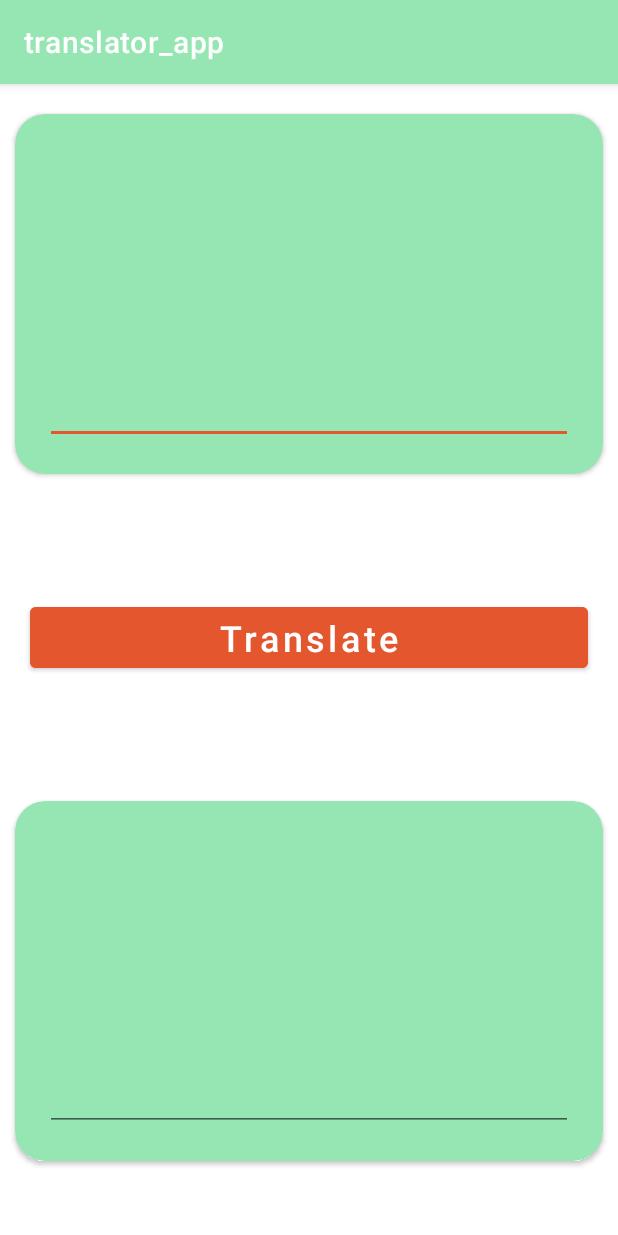
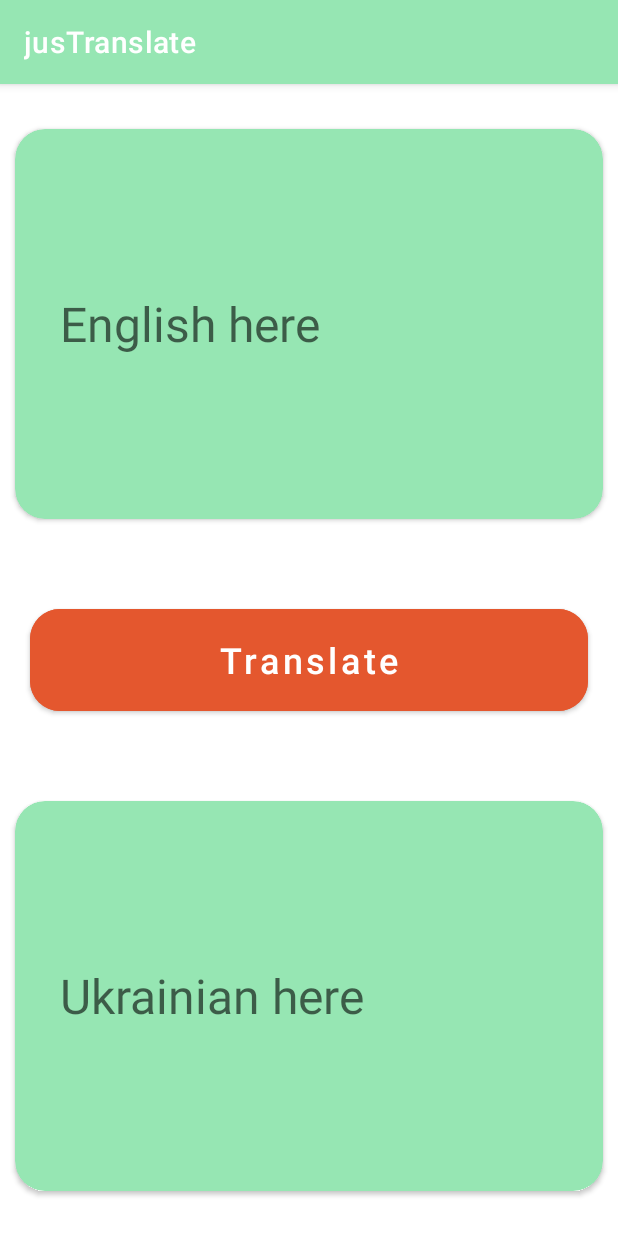
Before and after one commit to m-tkachenko/translator_app, an Android app: the screen it shows after launch (MainActivity before the commit, TranslateActivity after it), on a phone screen of 412 x 824 dp. Run offline under Robolectric (Android 15) with nearby library versions, the phone set to English and light mode, and no system bars.

Commit message:
Updated layout

```diff
--- a/app/build.gradle
+++ b/app/build.gradle
@@ -40,4 +40,8 @@ dependencies {
     testImplementation 'junit:junit:4.+'
     androidTestImplementation 'androidx.test.ext:junit:1.1.3'
     androidTestImplementation 'androidx.test.espresso:espresso-core:3.4.0'
+
+    def lifecycle_version = "2.4.0"
+    implementation("androidx.lifecycle:lifecycle-viewmodel-ktx:$lifecycle_version")
+    implementation("androidx.lifecycle:lifecycle-livedata-ktx:$lifecycle_version")
 }
--- a/app/src/main/AndroidManifest.xml
+++ b/app/src/main/AndroidManifest.xml
@@ -10,7 +10,7 @@
         android:supportsRtl="true"
         android:theme="@style/Theme.Translator_app">
         <activity
-            android:name=".MainActivity"
+            android:name=".ui.TranslateActivity"
             android:exported="true">
             <intent-filter>
                 <action android:name="android.intent.action.MAIN" />
--- a/app/src/main/java/com/example/translator_app/MainActivity.kt
+++ b/app/src/main/java/com/example/translator_app/ui/TranslateActivity.kt
@@ -1,11 +1,12 @@
-package com.example.translator_app
+package com.example.translator_app.ui
 
 import androidx.appcompat.app.AppCompatActivity
 import android.os.Bundle
+import com.example.translator_app.R
 
-class MainActivity : AppCompatActivity() {
+class TranslateActivity : AppCompatActivity() {
     override fun onCreate(savedInstanceState: Bundle?) {
         super.onCreate(savedInstanceState)
-        setContentView(R.layout.activity_main)
+        setContentView(R.layout.activity_translate)
     }
 }
--- a/app/src/main/res/layout/activity_main.xml
+++ b/app/src/main/res/layout/activity_translate.xml
@@ -5,18 +5,18 @@
     xmlns:tools="http://schemas.android.com/tools"
     android:layout_width="match_parent"
     android:layout_height="match_parent"
-    tools:context=".MainActivity">
+    tools:context=".ui.TranslateActivity">
 
     <androidx.cardview.widget.CardView
         android:id="@+id/cardview_for_upper_text"
         android:layout_width="match_parent"
         android:layout_height="wrap_content"
         android:layout_marginHorizontal="10dp"
-        android:layout_marginTop="20dp"
+        android:layout_marginTop="30dp"
         android:elevation="10dp"
         app:cardBackgroundColor="?attr/colorPrimary"
         app:cardCornerRadius="20dp"
-        app:contentPadding="20dp"
+        app:contentPadding="30dp"
         app:layout_constraintEnd_toEndOf="parent"
         app:layout_constraintStart_toStartOf="parent"
         app:layout_constraintTop_toTopOf="parent">
@@ -31,9 +31,12 @@
                 android:layout_width="match_parent"
                 android:layout_height="200dp"
                 android:autofillHints="English here"
-                tools:text="myGodislove"
-                android:textColor="@color/black"
+                android:hint="English here"
+                android:textCursorDrawable="@null"
+                tools:ignore="TextContrastCheck"
+                android:textColor="?attr/colorOnPrimary"
                 android:textSize="32sp"
+                android:background="?attr/colorPrimary"
                 app:layout_constraintBottom_toBottomOf="parent"
                 app:layout_constraintEnd_toEndOf="parent"
                 app:layout_constraintStart_toStartOf="parent"
@@ -42,31 +45,32 @@
         </androidx.constraintlayout.widget.ConstraintLayout>
     </androidx.cardview.widget.CardView>
 
-    <Button
+    <com.google.android.material.button.MaterialButton
         android:id="@+id/button_for_translation"
         android:layout_width="match_parent"
-        android:layout_height="wrap_content"
+        android:layout_height="80dp"
         android:layout_marginHorizontal="20dp"
-        android:layout_marginVertical="10dp"
+        android:text="@string/string_translate_button"
+        android:textColor="?attr/colorOnPrimary"
+        app:cornerRadius="20dp"
         android:backgroundTint="?attr/colorSecondary"
-        android:text="Translate"
         android:textAllCaps="false"
         android:textSize="24sp"
         app:layout_constraintBottom_toTopOf="@+id/cardview_for_lower_text"
         app:layout_constraintEnd_toEndOf="parent"
         app:layout_constraintStart_toStartOf="parent"
-        app:layout_constraintTop_toBottomOf="@+id/cardview_for_upper_text" />
+        app:layout_constraintTop_toBottomOf="@+id/cardview_for_upper_text"/>
 
     <androidx.cardview.widget.CardView
         android:id="@+id/cardview_for_lower_text"
         android:layout_width="match_parent"
         android:layout_height="wrap_content"
         android:layout_marginHorizontal="10dp"
-        android:layout_marginBottom="50dp"
+        android:layout_marginBottom="30dp"
         android:elevation="10dp"
         app:cardBackgroundColor="?attr/colorPrimary"
         app:cardCornerRadius="20dp"
-        app:contentPadding="20dp"
+        app:contentPadding="30dp"
         app:layout_constraintBottom_toBottomOf="parent"
         app:layout_constraintEnd_toEndOf="parent"
         app:layout_constraintStart_toStartOf="parent">
@@ -81,13 +85,16 @@
                 android:layout_width="match_parent"
                 android:layout_height="200dp"
                 android:autofillHints="English here"
-                android:textColor="@color/black"
                 android:textSize="32sp"
+                android:hint="Ukrainian here"
+                android:textCursorDrawable="@null"
+                tools:ignore="TextContrastCheck"
+                android:textColor="?attr/colorOnPrimary"
+                android:background="?attr/colorPrimary"
                 app:layout_constraintBottom_toBottomOf="parent"
                 app:layout_constraintEnd_toEndOf="parent"
                 app:layout_constraintStart_toStartOf="parent"
-                app:layout_constraintTop_toTopOf="parent"
-                tools:text="myGodislove" />
+                app:layout_constraintTop_toTopOf="parent" />
 
         </androidx.constraintlayout.widget.ConstraintLayout>
     </androidx.cardview.widget.CardView>
--- a/app/src/main/res/values-night/themes.xml
+++ b/app/src/main/res/values-night/themes.xml
@@ -8,7 +8,7 @@
         <!-- Secondary brand color. -->
         <item name="colorSecondary">@color/green_emerald</item>
         <item name="colorSecondaryVariant">@color/green_tea_little_bit_darker</item>
-        <item name="colorOnSecondary">@color/black</item>
+        <item name="colorOnSecondary">@color/white</item>
         <!-- Status bar color. -->
         <item name="android:statusBarColor" tools:targetApi="l">?attr/colorPrimaryVariant</item>
         <!-- Customize your theme here. -->
--- a/app/src/main/res/values/strings.xml
+++ b/app/src/main/res/values/strings.xml
@@ -1,3 +1,4 @@
 <resources>
-    <string name="app_name">translator_app</string>
+    <string name="app_name">jusTranslate</string>
+    <string name="string_translate_button">Translate</string>
 </resources>
```
